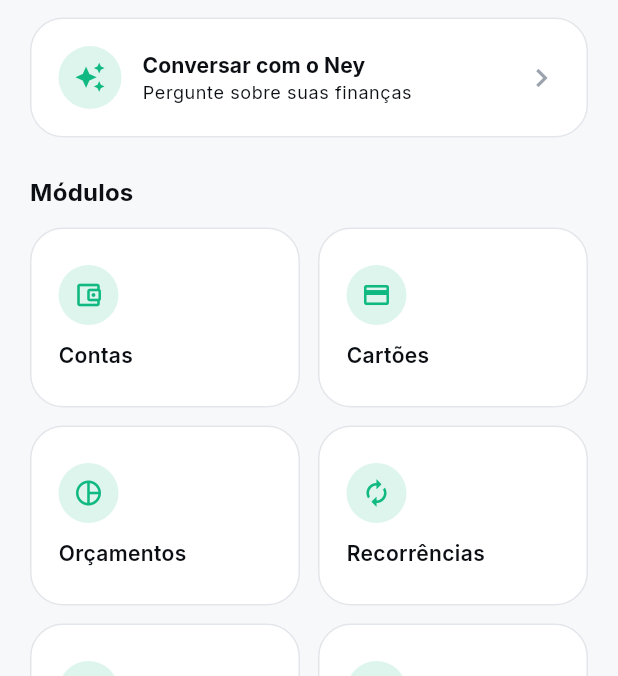
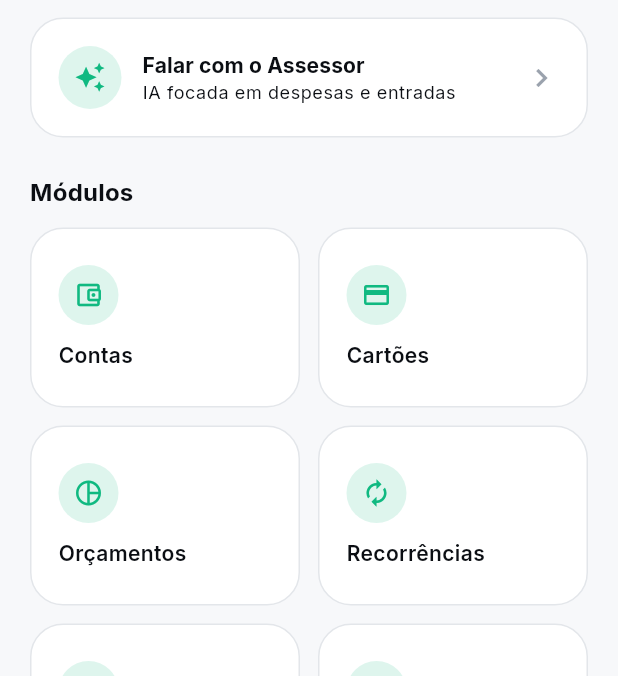
Before and after one commit to IvneyFerreira/Ifinance, a Flutter app: the ProfileScreen screen opened directly, on a phone screen of 412 x 824 dp, the part 560-1236 px from its top. Run offline on Flutter 3.47's test engine with Material 3 defaults, Android fonts, the phone set to English and light mode, and no system bars; our stand-ins replace google_fonts, hive_flutter, shared_preferences; accounts and stored records are empty.

Commit message:
genspark auto-backup

```diff
--- a/lib/state/app_controller.dart
+++ b/lib/state/app_controller.dart
@@ -158,7 +158,7 @@ class AppController extends ChangeNotifier {
     const demoPassword = 'ifinance123';
     if (!auth.emailExists(demoEmail)) {
       final user = await auth.register(
-        name: 'Ney',
+        name: 'Usuário Demo',
         email: demoEmail,
         password: demoPassword,
       );
--- a/lib/ui/profile/profile_screen.dart
+++ b/lib/ui/profile/profile_screen.dart
@@ -130,10 +130,10 @@ class ProfileScreen extends StatelessWidget {
                   child: Column(
                     crossAxisAlignment: CrossAxisAlignment.start,
                     children: [
-                      Text('Conversar com o Ney',
+                      Text('Falar com o Assessor',
                           style: t.titleSmall
                               ?.copyWith(fontWeight: FontWeight.w700)),
-                      Text('Pergunte sobre suas finanças',
+                      Text('IA focada em despesas e entradas',
                           style: t.bodySmall),
                     ],
                   ),
```
